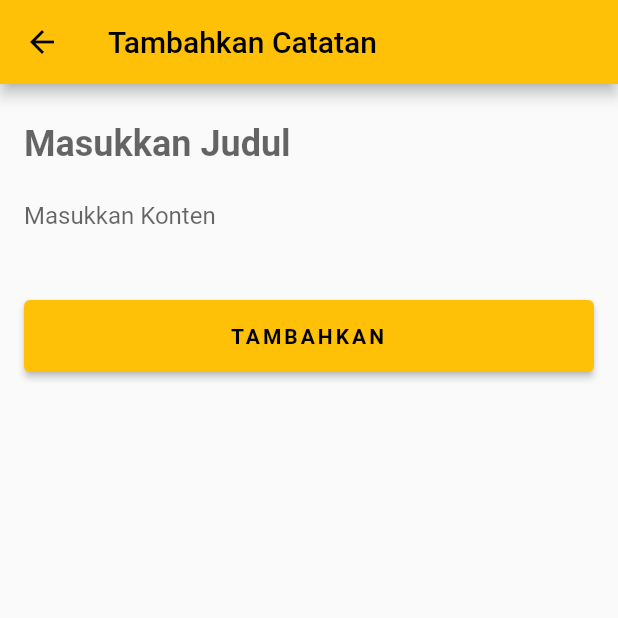
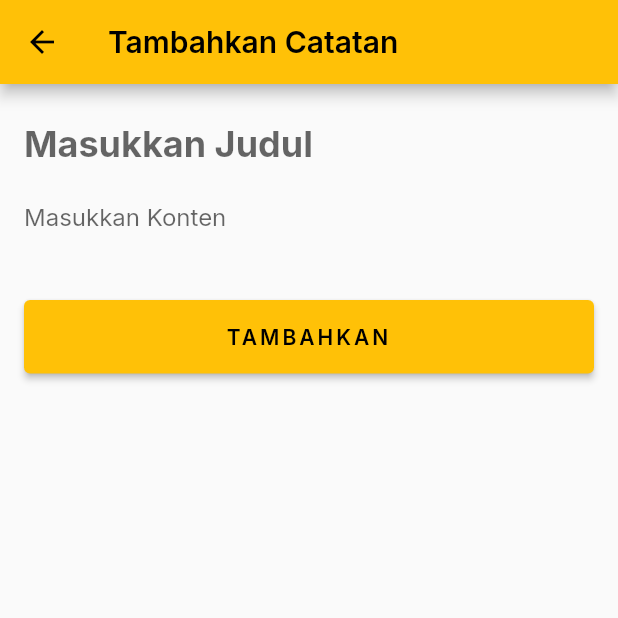
Before and after one commit to agreytosira/notes_flutter, a Flutter app: the screen it shows after launch, after a tap on the "add" icon, on a phone screen of 412 x 824 dp, the top half of it. Run offline on Flutter 3.47's test engine with Material 2 defaults, Android fonts, the light colour scheme and no system bars; our stand-ins replace google_fonts; network calls fail.

Commit message:
change entire project font using Google Font:Inter

```diff
--- a/lib/screens/notes_insert_page.dart
+++ b/lib/screens/notes_insert_page.dart
@@ -1,4 +1,5 @@
 import 'package:flutter/material.dart';
+import 'package:google_fonts/google_fonts.dart';
 import '../services/api_service.dart';
 
 class NotesInsertPage extends StatefulWidget {
@@ -40,7 +41,7 @@ class _NotesInsertPageState extends State<NotesInsertPage> {
                   border: InputBorder.none,
                   contentPadding: EdgeInsets.zero,
                   filled: false),
-              style: const TextStyle(
+              style: GoogleFonts.inter(
                 fontWeight: FontWeight.bold,
                 fontSize: 24,
               ),
@@ -59,7 +60,7 @@ class _NotesInsertPageState extends State<NotesInsertPage> {
                   border: InputBorder.none,
                   contentPadding: EdgeInsets.zero,
                   filled: false),
-              style: const TextStyle(
+              style: GoogleFonts.inter(
                 fontWeight: FontWeight.w400,
                 fontSize: 16,
               ),
@@ -79,10 +80,10 @@ class _NotesInsertPageState extends State<NotesInsertPage> {
                     child: ElevatedButton(
                   child: Container(
                     padding: const EdgeInsets.symmetric(vertical: 16),
-                    child: const Text(
+                    child: Text(
                       "TAMBAHKAN",
                       textAlign: TextAlign.center,
-                      style: TextStyle(
+                      style: GoogleFonts.inter(
                           letterSpacing: 2, fontWeight: FontWeight.w600),
                     ),
                   ),
@@ -108,7 +109,12 @@ class _NotesInsertPageState extends State<NotesInsertPage> {
   Widget build(BuildContext context) {
     return Scaffold(
       appBar: AppBar(
-        title: const Text('Tambahkan Catatan'),
+        title: Text(
+          'Tambahkan Catatan',
+          style: GoogleFonts.inter(
+            fontWeight: FontWeight.w600,
+          ),
+        ),
       ),
       body: loadBody(),
     );
--- a/lib/screens/notes_page.dart
+++ b/lib/screens/notes_page.dart
@@ -1,5 +1,7 @@
 import 'package:flutter/material.dart';
 import 'package:flutter_staggered_grid_view/flutter_staggered_grid_view.dart';
+import 'package:google_fonts/google_fonts.dart';
+
 import '../models/notes.dart';
 import '../services/api_service.dart';
 import 'notes_edit_page.dart';
@@ -93,12 +95,13 @@ class _NotesPageState extends State<NotesPage> {
                       children: [
                         Text(
                           note.date,
-                          style: const TextStyle(color: Colors.black),
+                          style: GoogleFonts.inter(
+                              color: Colors.black, fontSize: 12),
                         ),
                         const SizedBox(height: 10),
                         Text(
                           note.title,
-                          style: const TextStyle(
+                          style: GoogleFonts.inter(
                             color: Colors.black,
                             fontSize: 16,
                             fontWeight: FontWeight.bold,
@@ -107,7 +110,7 @@ class _NotesPageState extends State<NotesPage> {
                         const SizedBox(height: 8),
                         Text(
                           note.content,
-                          style: const TextStyle(
+                          style: GoogleFonts.inter(
                             color: Colors.black,
                             fontSize: 14,
                           ),
@@ -140,9 +143,9 @@ class _NotesPageState extends State<NotesPage> {
   Widget build(BuildContext context) {
     return Scaffold(
       appBar: AppBar(
-        title: const Text(
+        title: Text(
           'NoteKeeper',
-          style: TextStyle(
+          style: GoogleFonts.inter(
             fontWeight: FontWeight.bold,
           ),
         ),
@@ -155,16 +158,16 @@ class _NotesPageState extends State<NotesPage> {
                   context: context,
                   builder: (context) {
                     return AlertDialog(
-                      title: const Text(
+                      title: Text(
                         'Tentang NoteKeeper',
                         textAlign: TextAlign.center,
-                        style: TextStyle(
+                        style: GoogleFonts.inter(
                           fontWeight: FontWeight.bold,
                         ),
                       ),
-                      content: const Text(
+                      content: Text(
                         'NoteKeeper adalah sebuah aplikasi catatan sederhana yang dibuat menggunakan Flutter. Aplikasi ini dapat menambah, mengubah, dan menghapus catatan. NoteKeeper dibuat oleh Kelompok 1 untuk memenuhi tugas mata kuliah Pemrograman Mobile.\n\nAnggota Kelompok 1:\nAgrey Tosira (21112022)\nAisyah Dean Maharani (21112050)\nVuspa Fitri Yusni (21112052)',
-                        style: TextStyle(fontSize: 14, height: 1.5),
+                        style: GoogleFonts.inter(fontSize: 14, height: 1.5),
                       ),
                       actions: [
                         Container(
@@ -204,8 +207,9 @@ class _NotesPageState extends State<NotesPage> {
             margin: EdgeInsets.only(top: 16),
             padding: const EdgeInsets.symmetric(horizontal: 20, vertical: 8),
             child: TextField(
-              controller: searchController, // Menggunakan TextEditingController
-              focusNode: searchFocusNode, // Menggunakan FocusNode
+              style: GoogleFonts.inter(fontSize: 14),
+              controller: searchController,
+              focusNode: searchFocusNode,
               onChanged: searchNotes,
               decoration: InputDecoration(
                 contentPadding:
@@ -214,6 +218,8 @@ class _NotesPageState extends State<NotesPage> {
                   borderRadius: BorderRadius.circular(8),
                 ),
                 labelText: 'Cari Catatan',
+                labelStyle:
+                    GoogleFonts.inter(), // Ganti font placeholder dengan Inter
                 suffixIcon: Icon(Icons.search),
               ),
             ),
--- a/pubspec.yaml
+++ b/pubspec.yaml
@@ -36,6 +36,7 @@ dependencies:
     cupertino_icons: ^1.0.2
     flutter_staggered_grid_view: ^0.6.2
     http: ^1.1.0
+    google_fonts: ^5.1.0
 
 dev_dependencies:
     flutter_test:
```
Also changed, not shown: lib/screens/notes_edit_page.dart (+25 -14 lines), pubspec.lock, 1 other file.
